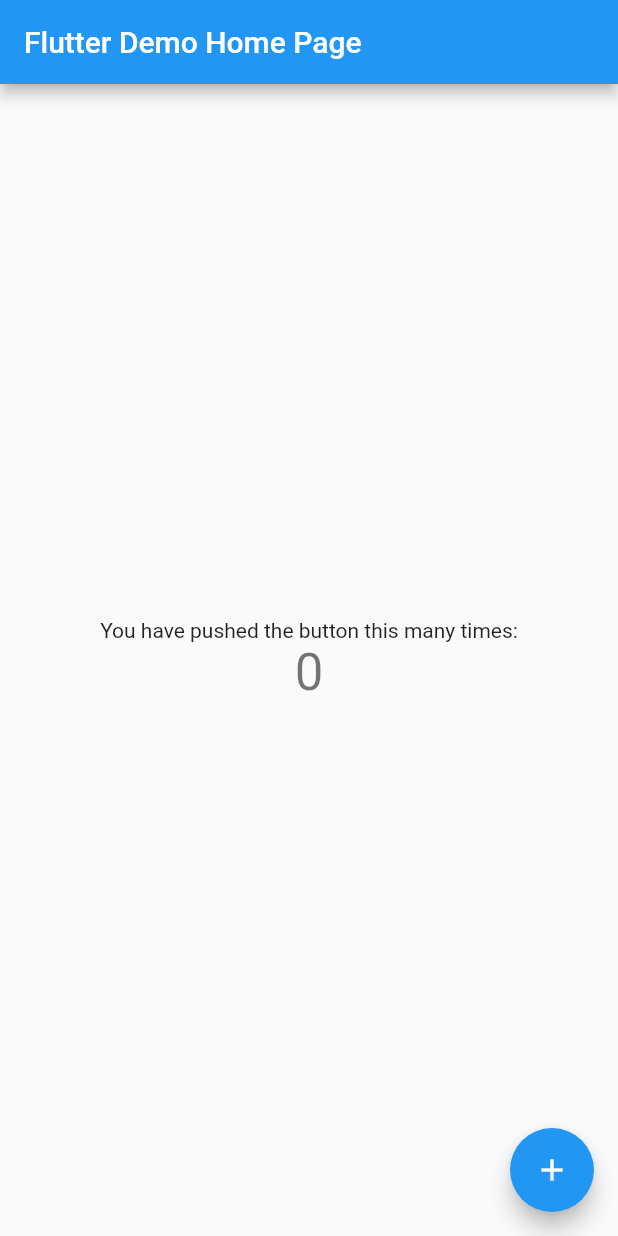
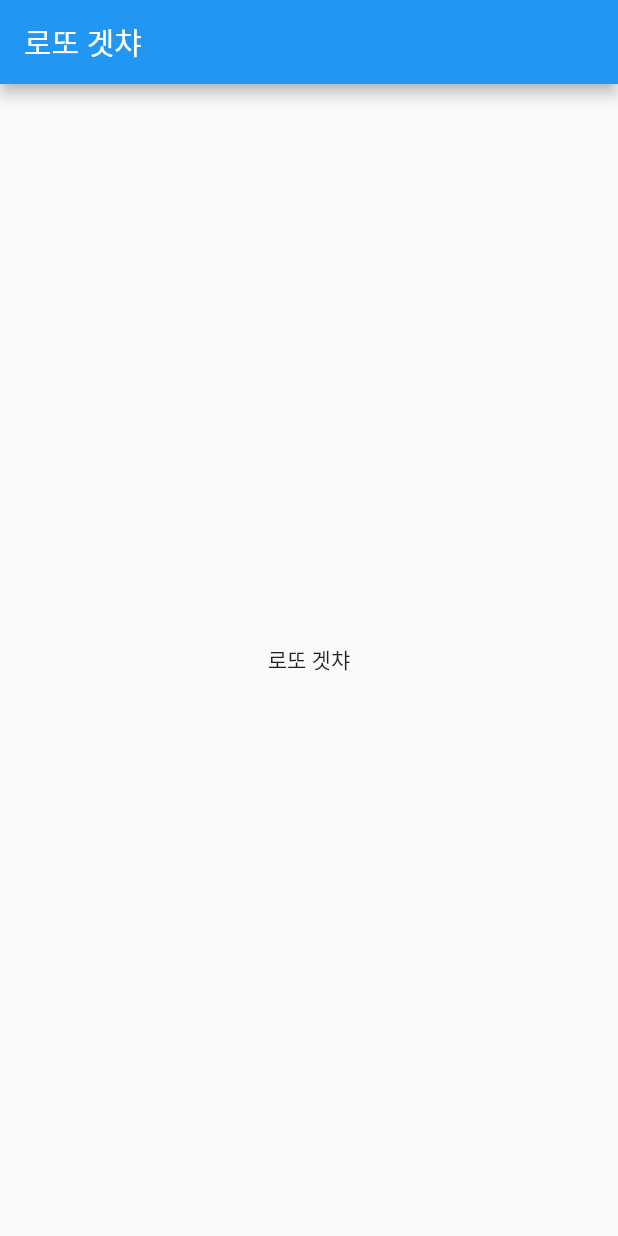
Before and after one commit to SorinnyDev/Flutter_lotto, a Flutter app: the screen it shows after launch, on a phone screen of 412 x 824 dp. Run offline on Flutter 3.47's test engine with Material 2 defaults, Android fonts, the phone set to English and light mode, and no system bars.

Commit message:
디폴트 세팅

```diff
--- a/lib/main.dart
+++ b/lib/main.dart
@@ -7,35 +7,27 @@ void main() {
 class MyApp extends StatelessWidget {
   const MyApp({Key? key}) : super(key: key);
 
-  // This widget is the root of your application.
   @override
   Widget build(BuildContext context) {
     return MaterialApp(
       title: 'Flutter Demo',
+      debugShowCheckedModeBanner: false,
       theme: ThemeData(
         primarySwatch: Colors.blue,
       ),
-      home: const MyHomePage(title: 'Flutter Demo Home Page'),
+      home: const MyHomePage(),
     );
   }
 }
 
 class MyHomePage extends StatefulWidget {
-  const MyHomePage({Key? key, required this.title}) : super(key: key);
-  final String title;
+  const MyHomePage({Key? key}) : super(key: key);
 
   @override
   State<MyHomePage> createState() => _MyHomePageState();
 }
 
 class _MyHomePageState extends State<MyHomePage> {
-  int _counter = 0;
-
-  void _incrementCounter() {
-    setState(() {
-      _counter++;
-    });
-  }
 
   @override
   Widget build(BuildContext context) {
@@ -43,29 +35,15 @@ class _MyHomePageState extends State<MyHomePage> {
       appBar: AppBar(
         // Here we take the value from the MyHomePage object that was created by
         // the App.build method, and use it to set our appbar title.
-        title: Text(widget.title),
+        title: Text("로또 겟챠"),
       ),
       body: Center(
         // Center is a layout widget. It takes a single child and positions it
         // in the middle of the parent.
-        child: Column(
-          mainAxisAlignment: MainAxisAlignment.center,
-          children: <Widget>[
-            const Text(
-              'You have pushed the button this many times:',
-            ),
-            Text(
-              '$_counter',
-              style: Theme.of(context).textTheme.headline4,
-            ),
-          ],
+        child: Container(
+          child: Text("로또 겟챠"),
         ),
       ),
-      floatingActionButton: FloatingActionButton(
-        onPressed: _incrementCounter,
-        tooltip: 'Increment',
-        child: const Icon(Icons.add),
-      ), // This trailing comma makes auto-formatting nicer for build methods.
     );
   }
 }
```
Also changed, not shown: pubspec.lock.
